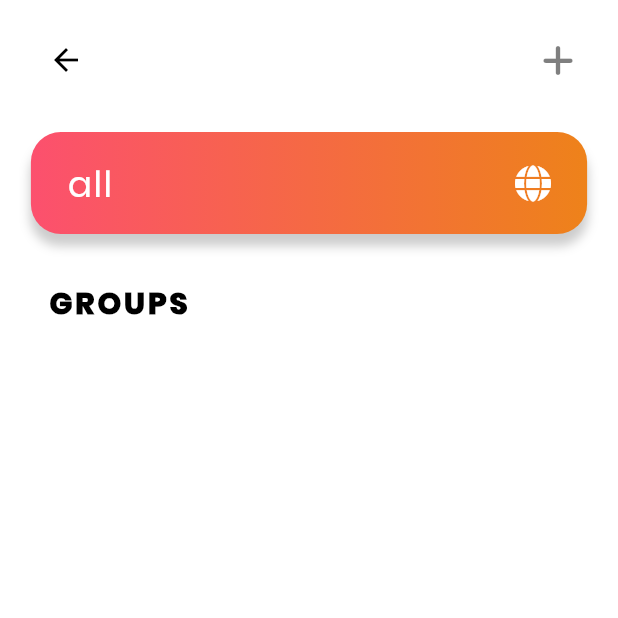
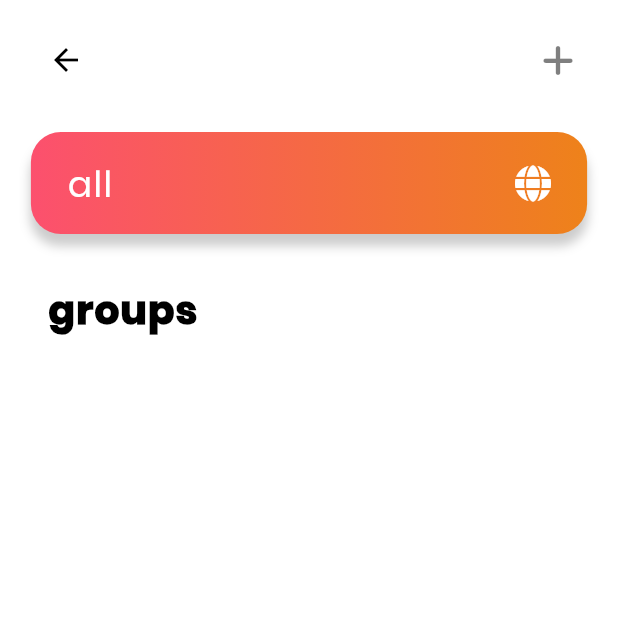
Before and after one commit to xlamn/tally-counter, a Flutter app: the TallyGroupsOverviewPage screen opened directly, on a phone screen of 412 x 824 dp, the top half of it. Run offline on Flutter 3.47's test engine with Material 2 defaults, Android fonts, the phone set to English and light mode, and no system bars; drawn by our look-alikes of dynamic_color; our stand-ins replace bloc, equatable, flutter_bloc, flutter_slidable, font_awesome_flutter, shared_preferences; accounts and stored records are empty; generated files the repository leaves out were written again.

Commit message:
minor changes

```diff
--- a/lib/pages/tally_groups_overview/tally_group_item.dart
+++ b/lib/pages/tally_groups_overview/tally_group_item.dart
@@ -96,7 +96,6 @@ class TallyGroupItem extends StatelessWidget {
                           tallyGroup.title.isNotEmpty ? tallyGroup.title : context.local.noName,
                           style: TextStyle(
                             fontSize: 16,
-                            fontWeight: FontWeight.bold,
                             color: Theme.of(context).textTheme.headlineSmall!.color!,
                           ),
                         ),
--- a/lib/pages/tally_groups_overview/tally_groups_overview_page.dart
+++ b/lib/pages/tally_groups_overview/tally_groups_overview_page.dart
@@ -51,11 +51,11 @@ class TallyGroupsOverviewPage extends StatelessWidget {
                                   right: SizeConstants.xLarge,
                                 ),
                                 child: Text(
-                                  context.local.groups.toUpperCase(),
+                                  context.local.groups,
                                   style: const TextStyle(
                                     fontWeight: FontWeight.w900,
-                                    fontSize: 20,
-                                    letterSpacing: 2,
+                                    fontSize: 26,
+                                    letterSpacing: 0.8,
                                   ),
                                 )),
                           ),
```
